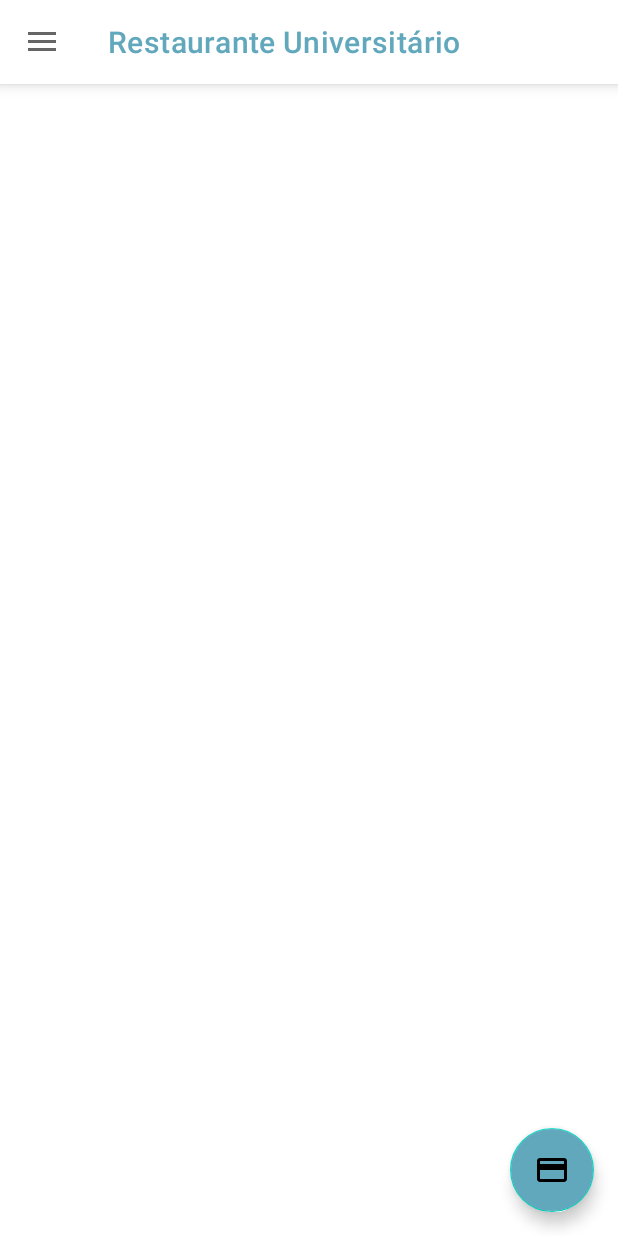
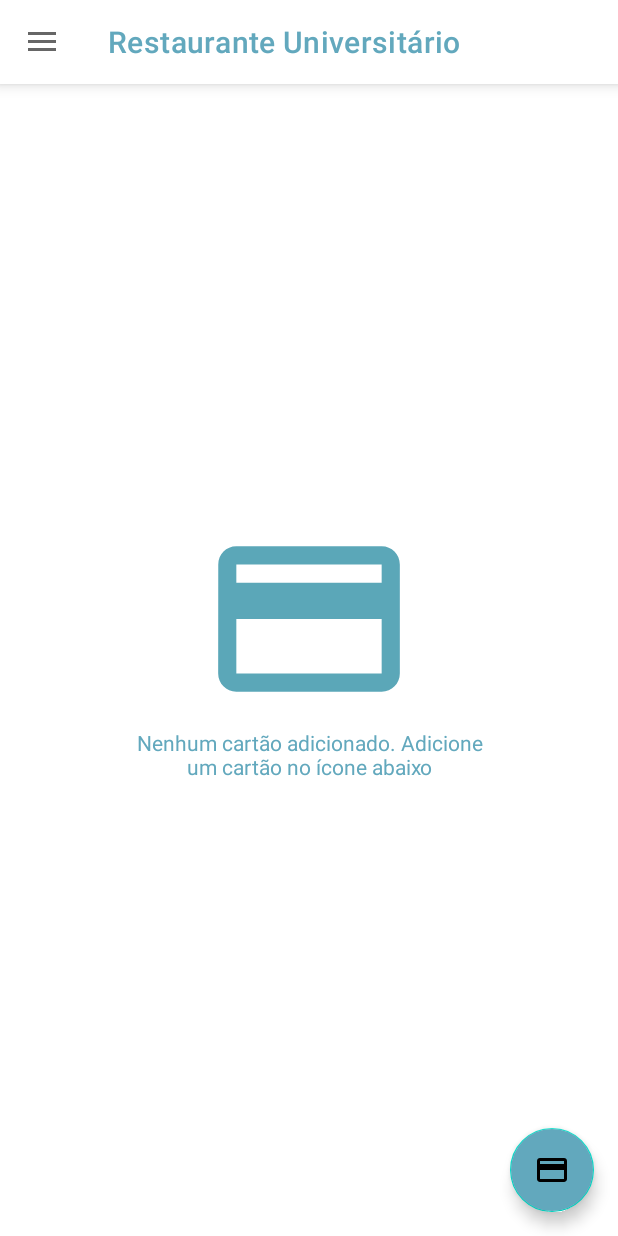
Before and after one commit to rodrigmatrix/sigaa_ufc_android, an Android app: the screen it shows after launch (MainActivity), in the side drawer, after a tap on "Créditos RU", on a phone screen of 412 x 824 dp. Run offline under Robolectric (Android 15) with nearby library versions, the phone set to English and light mode, and no system bars; our stand-ins replace Room's generated code, navigation-ui; libraries missing offline, so code that uses them is left out: org.jetbrains.anko; network calls fail; 2 statements that could not run were skipped.

Commit message:
Adicionar cartão e exibir histórico funcional

```diff
--- a/app/src/main/java/com/rodrigmatrix/sigaaufc/MainActivity.kt
+++ b/app/src/main/java/com/rodrigmatrix/sigaaufc/MainActivity.kt
@@ -62,7 +62,7 @@ class MainActivity : AppCompatActivity() {
 //                }
 //            }
         }
-        setDefaultNightMode(MODE_NIGHT_NO)
+        //setDefaultNightMode(MODE_NIGHT_NO)
         //setDefaultNightMode(MODE_NIGHT_YES)
     }
 
--- a/app/src/main/java/com/rodrigmatrix/sigaaufc/fragments/RestauranteUniversiarioFragment.kt
+++ b/app/src/main/java/com/rodrigmatrix/sigaaufc/fragments/RestauranteUniversiarioFragment.kt
@@ -7,15 +7,22 @@ import androidx.fragment.app.Fragment
 import android.view.LayoutInflater
 import android.view.View
 import android.view.ViewGroup
+import androidx.core.content.ContextCompat
+import androidx.core.view.isVisible
+import androidx.recyclerview.widget.LinearLayoutManager
 import androidx.room.Room
 import com.google.android.material.snackbar.Snackbar
 import com.rodrigmatrix.sigaaufc.AddCardActivity
 
 import com.rodrigmatrix.sigaaufc.R
+import com.rodrigmatrix.sigaaufc.adapters.RestauranteUniversitarioAdapter
 import com.rodrigmatrix.sigaaufc.api.ApiSigaa
 import com.rodrigmatrix.sigaaufc.persistence.StudentsDatabase
+import kotlinx.android.synthetic.main.activity_add_card.*
+import kotlinx.android.synthetic.main.fragment_library.*
 import kotlinx.android.synthetic.main.fragment_restaurante_universiario.*
 import kotlinx.coroutines.*
+import org.jetbrains.anko.support.v4.runOnUiThread
 import kotlin.coroutines.CoroutineContext
 
 /**
@@ -41,22 +48,70 @@ class RestauranteUniversiarioFragment : Fragment(), CoroutineScope {
             .build()
         var student = database.studentDao().getStudent()
         if(student.cardRU != ""){
-            println("exibir dados")
+            recyclerView_ru.layoutManager = LinearLayoutManager(context)
+            recyclerView_ru.adapter = RestauranteUniversitarioAdapter(database.studentDao().getHistoryRU())
+            ru_refresh?.isVisible = true
+            no_card?.isVisible = false
         }
         else{
-            println("exibir erro sem dados ru")
+            ru_refresh?.isVisible = false
+            no_card?.isVisible = true
         }
+
     }
 
     override fun onViewCreated(view: View, savedInstanceState: Bundle?) {
         super.onViewCreated(view, savedInstanceState)
+        ru_refresh.setColorSchemeResources(R.color.colorPrimary)
+        ru_refresh.setProgressBackgroundColorSchemeColor(ContextCompat.getColor(view.context, R.color.colorSwipeRefresh))
         add_card.setOnClickListener {
             val intent = Intent(context, AddCardActivity::class.java)
             this.startActivity(intent)
         }
+        database = Room.databaseBuilder(
+            view.context,
+            StudentsDatabase::class.java, "database.db")
+            .fallbackToDestructiveMigration()
+            .allowMainThreadQueries()
+            .build()
+        loadData()
+        ru_refresh.setOnRefreshListener {
+            loadData()
+        }
+    }
+
+    private fun loadData(){
+        launch(handler){
+            runOnUiThread {
+                ru_refresh.isRefreshing = true
+            }
+            val api = ApiSigaa()
+            var student = database.studentDao().getStudent()
+            if(student.cardRU != ""){
+                var triple = api.getRU(student.cardRU, student.matriculaRU)
+                if(triple.first == "Success"){
+                    database.studentDao().deleteHistoryRU()
+                    triple.third.forEach {
+                        database.studentDao().insertRU(it)
+                    }
+                    runOnUiThread {
+                        recyclerView_ru.layoutManager = LinearLayoutManager(context)
+                        recyclerView_ru.adapter = RestauranteUniversitarioAdapter(database.studentDao().getHistoryRU())
+                        ru_refresh.isRefreshing = false
+                    }
+                }
+                else{
+                    runOnUiThread {
+                        Snackbar.make(add_card_activity, triple.first, Snackbar.LENGTH_LONG).show()
+                        ru_refresh.isRefreshing = false
+                    }
+                }
+            }
+        }
     }
     private val handler = CoroutineExceptionHandler { _, throwable ->
         Log.e("Exception", ":$throwable")
+        ru_refresh?.isRefreshing = false
     }
     override fun onCreateView(
         inflater: LayoutInflater, container: ViewGroup?,
--- a/app/src/main/java/com/rodrigmatrix/sigaaufc/persistence/StudentDao.kt
+++ b/app/src/main/java/com/rodrigmatrix/sigaaufc/persistence/StudentDao.kt
@@ -30,8 +30,8 @@ interface StudentDao {
 
 
 
-//    @Query("SELECT * FROM news WHERE classId LIKE :id")
-//    fun getNews(id: String): MutableList<News>
+    @Query("SELECT * FROM historyru")
+    fun getHistoryRU(): MutableList<HistoryRU>
 
     @Insert(onConflict = OnConflictStrategy.REPLACE)
     fun insertRU(historyRU: HistoryRU)
--- a/app/src/main/res/layout/fragment_restaurante_universiario.xml
+++ b/app/src/main/res/layout/fragment_restaurante_universiario.xml
@@ -3,15 +3,30 @@
         xmlns:tools="http://schemas.android.com/tools"
         android:layout_width="match_parent"
         android:layout_height="match_parent"
+        android:id="@+id/coordinator"
         xmlns:app="http://schemas.android.com/apk/res-auto"
         tools:context=".fragments.RestauranteUniversiarioFragment">
 
 
-    <LinearLayout
-            android:layout_width="match_parent"
-            android:layout_height="match_parent">
+    <include
+            layout="@layout/no_card_error"
+            android:id="@+id/no_card"
+            tools:visibility="invisible"
+            android:layout_width="wrap_content"
+            android:layout_gravity="center"
+            android:layout_height="match_parent"/>
+    <androidx.swiperefreshlayout.widget.SwipeRefreshLayout
+            android:id="@+id/ru_refresh"
+            android:layout_width="wrap_content"
+            android:layout_height="wrap_content"
+            android:layout_gravity="center">
+        <androidx.recyclerview.widget.RecyclerView
+                android:layout_width="match_parent"
+                android:layout_height="match_parent"
+                android:layout_gravity="center"
+                android:id="@+id/recyclerView_ru"/>
 
-    </LinearLayout>
+    </androidx.swiperefreshlayout.widget.SwipeRefreshLayout>
     <com.google.android.material.floatingactionbutton.FloatingActionButton
             android:id="@+id/add_card"
             android:layout_width="wrap_content"
--- a/app/src/main/res/layout/no_card_error.xml
+++ b/app/src/main/res/layout/no_card_error.xml
@@ -1,6 +1,23 @@
 <?xml version="1.0" encoding="utf-8"?>
 <LinearLayout xmlns:android="http://schemas.android.com/apk/res/android"
-        android:orientation="vertical" android:layout_width="match_parent"
-        android:layout_height="match_parent">
+        android:orientation="vertical"
+        android:layout_width="wrap_content"
+        android:layout_height="match_parent"
+        android:gravity="center"
+        android:layout_gravity="center">
+
+    <ImageView
+            android:layout_width="232dp"
+            android:layout_height="145dp"
+            android:layout_gravity="center_vertical"
+            android:src="@drawable/ic_credit_card" />
+
+    <TextView
+            android:layout_width="match_parent"
+            android:layout_height="54dp"
+            android:layout_gravity="center_vertical"
+            android:text="Nenhum cartão adicionado. Adicione um cartão no ícone abaixo"
+            android:textAlignment="center"
+            android:textColor="@color/colorText" />
 
 </LinearLayout>
```
Also changed, not shown: app/src/main/java/com/rodrigmatrix/sigaaufc/AddCardActivity.kt (+14 -0 lines), app/src/main/java/com/rodrigmatrix/sigaaufc/adapters/RestauranteUniversitarioAdapter.kt (+39 -34 lines), app/src/main/res/layout/activity_add_card.xml (+37 -12 lines), app/src/main/res/layout/ru_row.xml (added, +59 -0 lines).
